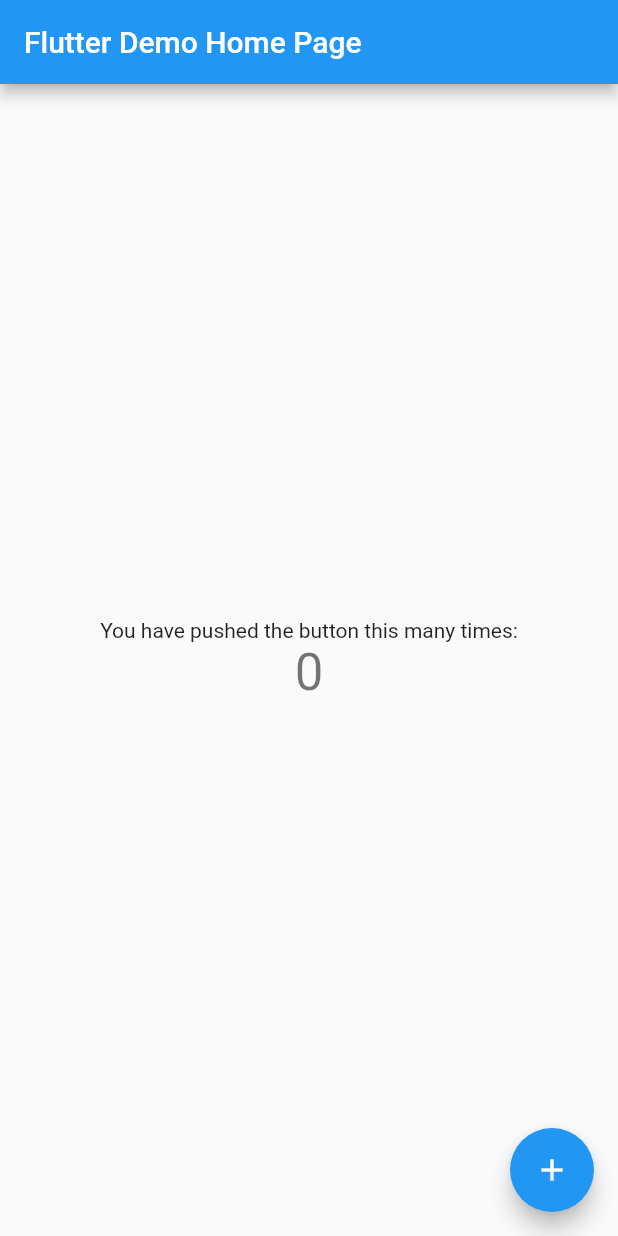
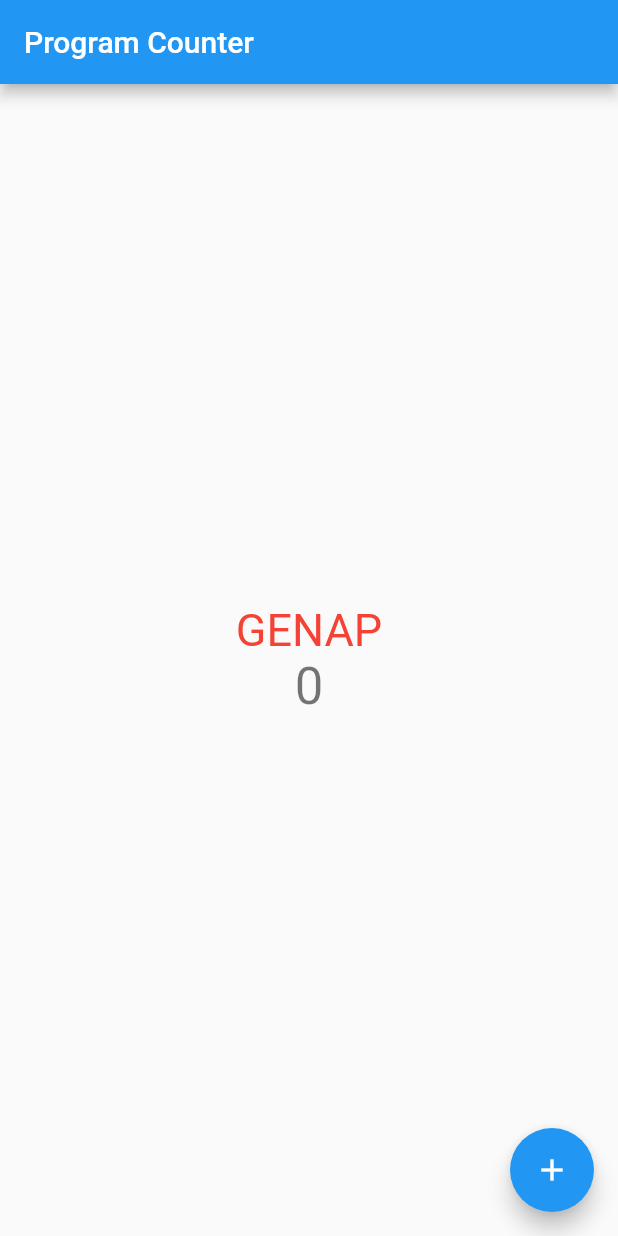
Before and after one commit to moikelaff/pbp-flutter-assignment, a Flutter app: the screen it shows after launch, on a phone screen of 412 x 824 dp. Run offline on Flutter 3.47's test engine with Material 2 defaults, Android fonts, the phone set to English and light mode, and no system bars.

Commit message:
counter7 done

```diff
--- a/counter_7/lib/main.dart
+++ b/counter_7/lib/main.dart
@@ -13,33 +13,15 @@ class MyApp extends StatelessWidget {
     return MaterialApp(
       title: 'Flutter Demo',
       theme: ThemeData(
-        // This is the theme of your application.
-        //
-        // Try running your application with "flutter run". You'll see the
-        // application has a blue toolbar. Then, without quitting the app, try
-        // changing the primarySwatch below to Colors.green and then invoke
-        // "hot reload" (press "r" in the console where you ran "flutter run",
-        // or simply save your changes to "hot reload" in a Flutter IDE).
-        // Notice that the counter didn't reset back to zero; the application
-        // is not restarted.
         primarySwatch: Colors.blue,
       ),
-      home: const MyHomePage(title: 'Flutter Demo Home Page'),
+      home: const MyHomePage(title: 'Program Counter'),
     );
   }
 }
 
 class MyHomePage extends StatefulWidget {
   const MyHomePage({super.key, required this.title});
-
-  // This widget is the home page of your application. It is stateful, meaning
-  // that it has a State object (defined below) that contains fields that affect
-  // how it looks.
-
-  // This class is the configuration for the state. It holds the values (in this
-  // case the title) provided by the parent (in this case the App widget) and
-  // used by the build method of the State. Fields in a Widget subclass are
-  // always marked "final".
 
   final String title;
 
@@ -52,51 +34,34 @@ class _MyHomePageState extends State<MyHomePage> {
 
   void _incrementCounter() {
     setState(() {
-      // This call to setState tells the Flutter framework that something has
-      // changed in this State, which causes it to rerun the build method below
-      // so that the display can reflect the updated values. If we changed
-      // _counter without calling setState(), then the build method would not be
-      // called again, and so nothing would appear to happen.
       _counter++;
+    });
+  }
+
+  void _decrementCounter() {
+    setState(() {
+      if (_counter > 0) _counter--;
     });
   }
 
   @override
   Widget build(BuildContext context) {
-    // This method is rerun every time setState is called, for instance as done
-    // by the _incrementCounter method above.
-    //
-    // The Flutter framework has been optimized to make rerunning build methods
-    // fast, so that you can just rebuild anything that needs updating rather
-    // than having to individually change instances of widgets.
     return Scaffold(
         appBar: AppBar(
-        // Here we take the value from the MyHomePage object that was created by
-        // the App.build method, and use it to set our appbar title.
           title: Text(widget.title),
         ),
         body: Center(
-        // Center is a layout widget. It takes a single child and positions it
-        // in the middle of the parent.
           child: Column(
-          // Column is also a layout widget. It takes a list of children and
-          // arranges them vertically. By default, it sizes itself to fit its
-          // children horizontally, and tries to be as tall as its parent.
-          //
-          // Invoke "debug painting" (press "p" in the console, choose the
-          // "Toggle Debug Paint" action from the Flutter Inspector in Android
-          // Studio, or the "Toggle Debug Paint" command in Visual Studio Code)
-          // to see the wireframe for each widget.
-          //
-          // Column has various properties to control how it sizes itself and
-          // how it positions its children. Here we use mainAxisAlignment to
-          // center the children vertically; the main axis here is the vertical
-          // axis because Columns are vertical (the cross axis would be
-          // horizontal).
             mainAxisAlignment: MainAxisAlignment.center,
-          children: <Widget>[
-            const Text(
-              'You have pushed the button this many times:',
+            children: [
+              _counter % 2 == 0
+                  ? const Text(
+                      'GENAP',
+                      style: TextStyle(fontSize: 30, color: Colors.red),
+                    )
+                  : const Text(
+                      'GANJIL',
+                      style: TextStyle(fontSize: 30, color: Colors.blue),
                     ),
               Text(
                 '$_counter',
@@ -105,11 +70,28 @@ class _MyHomePageState extends State<MyHomePage> {
             ],
           ),
         ),
-      floatingActionButton: FloatingActionButton(
+        floatingActionButton: Visibility(
+            child: Container(
+                width: 360,
+                child: Row(
+                  mainAxisAlignment: MainAxisAlignment.spaceBetween,
+                  children: [
+                    Visibility(
+                        visible: (_counter != 0),
+                        child: FloatingActionButton(
+                          onPressed: _decrementCounter,
+                          tooltip: 'Decrement',
+                          child: const Icon(Icons.remove),
+                        )),
+                    const SizedBox(
+                      width: 10,
+                    ),
+                    FloatingActionButton(
                       onPressed: _incrementCounter,
                       tooltip: 'Increment',
                       child: const Icon(Icons.add),
-      ), // This trailing comma makes auto-formatting nicer for build methods.
-    );
+                    ),
+                  ],
+                ))));
   }
 }
```
Also changed, not shown: 1 other file. Lines whose indentation alone changed are shown as unchanged.
